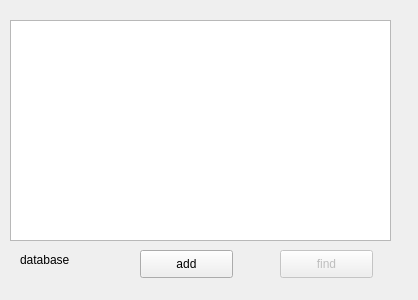
The window that database.ui (kishizi/LLM-log-management-system) describes before a commit, drawn with Qt 5.
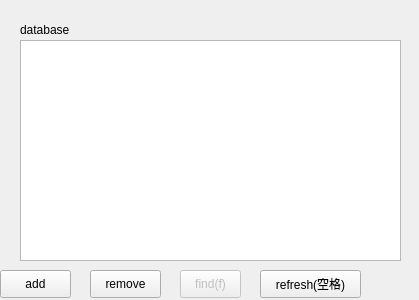
The same window after the commit.

Patch:
```diff
--- a/database.ui
+++ b/database.ui
@@ -6,7 +6,7 @@
    <rect>
     <x>0</x>
     <y>0</y>
-    <width>418</width>
+    <width>419</width>
     <height>300</height>
    </rect>
   </property>
@@ -16,8 +16,8 @@
   <widget class="QTableView" name="tableView">
    <property name="geometry">
     <rect>
-     <x>10</x>
-     <y>20</y>
+     <x>20</x>
+     <y>40</y>
      <width>381</width>
      <height>221</height>
     </rect>
@@ -27,7 +27,7 @@
    <property name="geometry">
     <rect>
      <x>20</x>
-     <y>250</y>
+     <y>20</y>
      <width>69</width>
      <height>19</height>
     </rect>
@@ -42,22 +42,22 @@
    </property>
    <property name="geometry">
     <rect>
-     <x>280</x>
-     <y>250</y>
-     <width>93</width>
+     <x>180</x>
+     <y>270</y>
+     <width>61</width>
      <height>28</height>
     </rect>
    </property>
    <property name="text">
-    <string>find</string>
+    <string>find(f)</string>
    </property>
   </widget>
   <widget class="QPushButton" name="add">
    <property name="geometry">
     <rect>
-     <x>140</x>
-     <y>250</y>
-     <width>93</width>
+     <x>0</x>
+     <y>270</y>
+     <width>71</width>
      <height>28</height>
     </rect>
    </property>
@@ -65,6 +65,32 @@
     <string>add</string>
    </property>
   </widget>
+  <widget class="QPushButton" name="remove">
+   <property name="geometry">
+    <rect>
+     <x>90</x>
+     <y>270</y>
+     <width>71</width>
+     <height>28</height>
+    </rect>
+   </property>
+   <property name="text">
+    <string>remove</string>
+   </property>
+  </widget>
+  <widget class="QPushButton" name="refresh">
+   <property name="geometry">
+    <rect>
+     <x>260</x>
+     <y>270</y>
+     <width>101</width>
+     <height>28</height>
+    </rect>
+   </property>
+   <property name="text">
+    <string>refresh(空格)</string>
+   </property>
+  </widget>
  </widget>
  <resources/>
  <connections/>
```
Left out of the diff: 2 changed lines with no effect on the pictures.
